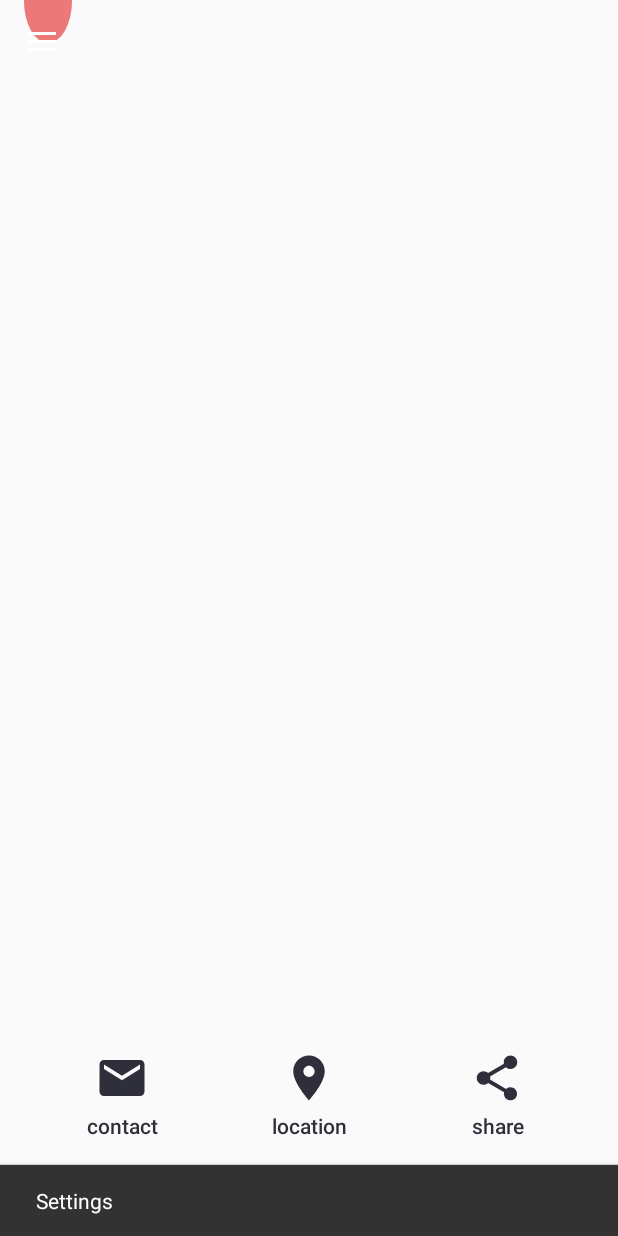
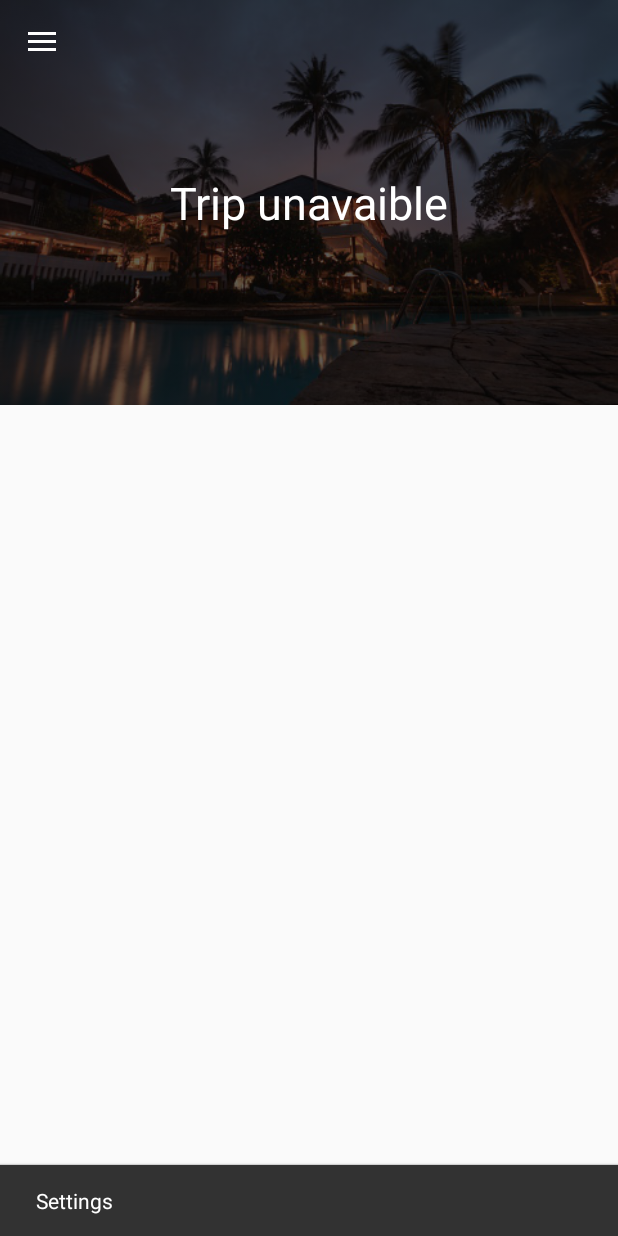
Before and after one commit to jbvincey/InstantAppSample, an Android app: the DetailsActivity screen opened directly, with no data from a screen before it, in the side drawer, after a tap on "Settings", on a phone screen of 412 x 824 dp. Run offline under Robolectric (Android 15) with nearby library versions, the light colour scheme and no system bars; our stand-ins replace RxJava; 3 statements that could not run were skipped.

Commit message:
fix (DetailsActivity) fix default layout

```diff
--- a/app/src/main/AndroidManifest.xml
+++ b/app/src/main/AndroidManifest.xml
@@ -18,7 +18,7 @@
             </intent-filter>
         </activity>
 
-        <activity android:name="com.jbvincey.instantappssample.activities.DetailActivity" />
+        <activity android:name="com.jbvincey.instantappssample.activities.DetailsActivity" />
     </application>
 
 </manifest>
--- a/app/src/main/java/com/jbvincey/instantappssample/activities/DetailActivity.java
+++ b/app/src/main/java/com/jbvincey/instantappssample/activities/DetailsActivity.java
@@ -20,7 +20,7 @@ import com.jbvincey.instantappssample.presenters.DetailPresenter;
  * Created by jean-baptistevincey on 09/06/2017.
  */
 
-public class DetailActivity extends AbstractDrawerActivity implements DetailPresenter.View {
+public class DetailsActivity extends AbstractDrawerActivity implements DetailPresenter.View {
 
     private static final String KEY_TRIP_ID = "KEY_TRIP_ID";
 
@@ -37,7 +37,7 @@ public class DetailActivity extends AbstractDrawerActivity implements DetailPres
     private Button bookButton;
 
     public static void startActivity(Context context, String tripId) {
-        Intent intent = new Intent(context, DetailActivity.class);
+        Intent intent = new Intent(context, DetailsActivity.class);
         intent.putExtra(KEY_TRIP_ID, tripId);
         context.startActivity(intent);
     }
@@ -82,8 +82,13 @@ public class DetailActivity extends AbstractDrawerActivity implements DetailPres
     @Override
     public void setupTripView(final Trip trip) {
         tripPicture.setImageResource(ResourceHelper.getImageResourceFromName(this, trip.getCardImageFile()));
+        tripPicture.setVisibility(View.VISIBLE);
+        tripPicture.setImageResource(ResourceHelper.getImageResourceFromName(this, trip.getCardImageFile()));
+        tripName.setVisibility(View.VISIBLE);
         tripName.setText(trip.getName());
+        tripGrade.setVisibility(View.VISIBLE);
         tripGrade.setText(trip.getGradeAsString());
+        tripDescription.setVisibility(View.VISIBLE);
         tripDescription.setText(trip.getDescription());
         bookButton.setOnClickListener(new View.OnClickListener() {
             @Override
@@ -91,18 +96,21 @@ public class DetailActivity extends AbstractDrawerActivity implements DetailPres
                 presenter.onBookClicked();
             }
         });
+        actionViewLocation.setVisibility(View.VISIBLE);
         actionViewLocation.setOnClickListener(new View.OnClickListener() {
             @Override
             public void onClick(View view) {
                 presenter.onActionLocationClicked();
             }
         });
+        actionViewContact.setVisibility(View.VISIBLE);
         actionViewContact.setOnClickListener(new View.OnClickListener() {
             @Override
             public void onClick(View view) {
                 presenter.onActionContactClicked();
             }
         });
+        actionViewShare.setVisibility(View.VISIBLE);
         actionViewShare.setOnClickListener(new View.OnClickListener() {
             @Override
             public void onClick(View view) {
--- a/app/src/main/java/com/jbvincey/instantappssample/activities/MainActivity.java
+++ b/app/src/main/java/com/jbvincey/instantappssample/activities/MainActivity.java
@@ -55,7 +55,7 @@ public class MainActivity extends AbstractDrawerActivity implements MainPresente
 
     @Override
     public void goToTripDetails(String tripId) {
-        DetailActivity.startActivity(this, tripId);
+        DetailsActivity.startActivity(this, tripId);
     }
 
     @Override
--- a/app/src/main/res/layout/activity_detail.xml
+++ b/app/src/main/res/layout/activity_detail.xml
@@ -20,23 +20,23 @@
             android:layout_width="0dp"
             android:layout_height="wrap_content"
             android:adjustViewBounds="true"
+            android:src="@drawable/asos"
             android:tint="@color/detailTripPictureTint"
             app:layout_constraintLeft_toLeftOf="parent"
             app:layout_constraintRight_toRightOf="parent"
-            app:layout_constraintTop_toTopOf="parent"
-            tools:src="@drawable/tunis" />
+            app:layout_constraintTop_toTopOf="parent" />
 
         <TextView
             android:id="@+id/detailActivityTripName"
             android:layout_width="wrap_content"
             android:layout_height="wrap_content"
+            android:text="@string/trip_error_name"
             android:textColor="@android:color/white"
             android:textSize="@dimen/fontTitle"
             app:layout_constraintBottom_toBottomOf="@id/detailActivityTripPicture"
             app:layout_constraintLeft_toLeftOf="@id/detailActivityTripPicture"
             app:layout_constraintRight_toRightOf="@id/detailActivityTripPicture"
-            app:layout_constraintTop_toTopOf="@id/detailActivityTripPicture"
-            tools:text="Title" />
+            app:layout_constraintTop_toTopOf="@id/detailActivityTripPicture" />
 
         <TextView
             android:id="@+id/detailActivityTripGrade"
@@ -47,6 +47,7 @@
             android:padding="@dimen/marginNormal"
             android:textColor="@android:color/white"
             android:textSize="@dimen/fontXLarge"
+            android:visibility="gone"
             app:layout_constraintBottom_toBottomOf="@id/detailActivityTripPicture"
             app:layout_constraintLeft_toLeftOf="parent"
             app:layout_constraintTop_toBottomOf="@id/detailActivityTripPicture"
@@ -70,6 +71,7 @@
             android:layout_marginLeft="@dimen/marginLarge"
             android:layout_marginRight="@dimen/marginLarge"
             android:layout_marginTop="@dimen/marginNormal"
+            android:visibility="gone"
             app:layout_constraintBottom_toTopOf="@+id/detailActivityActionLocation"
             app:layout_constraintLeft_toLeftOf="parent"
             app:layout_constraintRight_toRightOf="parent"
@@ -84,6 +86,7 @@
             android:layout_marginBottom="@dimen/marginNormal"
             android:drawableTop="@drawable/ic_room_black"
             android:text="@string/action_location"
+            android:visibility="gone"
             app:layout_constraintBottom_toTopOf="@+id/detailActivityBookButton"
             app:layout_constraintEnd_toStartOf="@+id/detailActivityActionShare"
             app:layout_constraintHorizontal_bias="0.5"
@@ -97,6 +100,7 @@
             android:layout_marginTop="0dp"
             android:drawableTop="@drawable/ic_email_black"
             android:text="@string/action_contact"
+            android:visibility="gone"
             app:layout_constraintBottom_toBottomOf="@+id/detailActivityActionLocation"
             app:layout_constraintEnd_toStartOf="@+id/detailActivityActionLocation"
             app:layout_constraintHorizontal_bias="0.5"
@@ -111,6 +115,7 @@
             android:layout_marginTop="0dp"
             android:drawableTop="@drawable/ic_share_black"
             android:text="@string/action_share"
+            android:visibility="gone"
             app:layout_constraintBottom_toBottomOf="@+id/detailActivityActionLocation"
             app:layout_constraintEnd_toEndOf="parent"
             app:layout_constraintHorizontal_bias="0.5"
```
